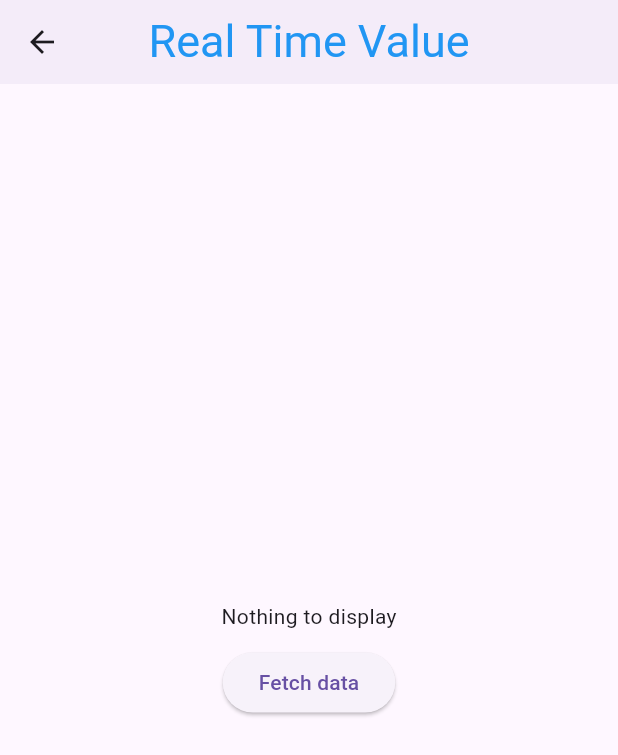
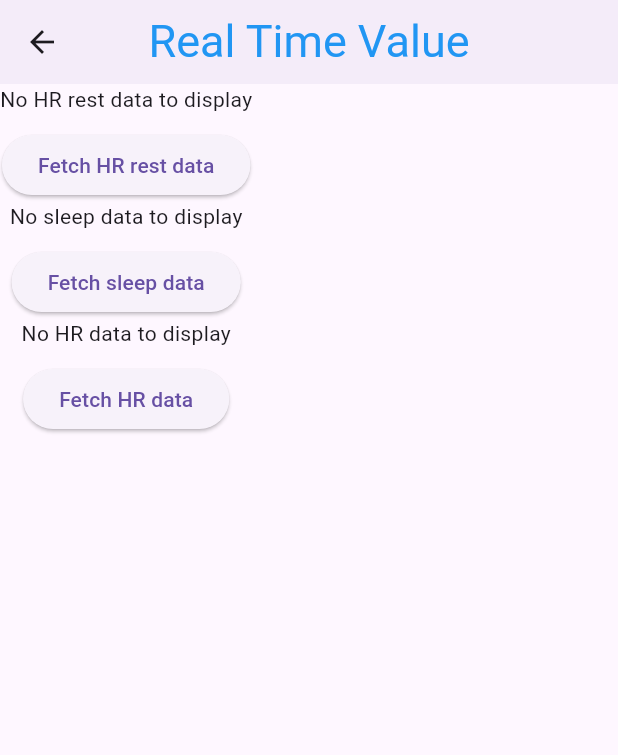
Before and after one commit to EmmaGh00/GROUP-PROJECT, a Flutter app: the Monitoring screen opened directly, on a phone screen of 412 x 824 dp. Shown: the top 755 px of the screen. Run offline on Flutter 3.47's test engine with Material 3 defaults, Android fonts, the phone set to English and light mode, and no system bars; our stand-ins replace jwt_decoder, shared_preferences, syncfusion_flutter_charts, table_calendar; accounts and stored records are empty; Roboto replaces fonts that are missing (Outfit).

Commit message:
9 giugno pome

```diff
--- /dev/null
+++ b/3 giugno/lib/models/heart_data.dart
@@ -0,0 +1,22 @@
+//import 'package:flutter/material.dart';
+//import 'dart:convert';
+
+import 'package:intl/intl.dart'; //utility fuction
+//model for sleep data from data we get from server
+
+class HeartData {
+
+  final DateTime time;
+  final int value;
+
+  HeartData({required this.time, required this.value});
+
+  HeartData.fromJson(String date, Map<String, dynamic> json) :
+      time = DateFormat('yyyy-MM-dd HH:mm:ss').parse('$date ${json["time"]}'),
+      value = int.parse(json["value"]);
+
+  @override
+  String toString() {
+    return 'HR(time: $time, value: $value)';
+  }//toString
+}//HR_rest
--- /dev/null
+++ b/3 giugno/lib/models/sleep_data.dart
@@ -0,0 +1,21 @@
+//import 'package:flutter/material.dart';
+import 'package:intl/intl.dart'; //utility fuction
+//model for sleep data from data we get from server
+
+
+class SleepData{
+  final DateTime dateOfSleep;
+  final int minutesAsleep;
+
+  SleepData({required this.dateOfSleep, required this.minutesAsleep});
+
+// saving data looking the documentation
+  SleepData.fromJson(String date, int value) :
+      dateOfSleep = DateFormat('yyyy-MM-dd').parse('$date'),
+      minutesAsleep = value;
+
+  @override //method useful to print an object
+  String toString() {
+    return 'SleepData(date: $dateOfSleep, timeOfSleep: $minutesAsleep)';
+  }//toString
+}//Steps
--- a/3 giugno/lib/provider/data_provider.dart
+++ b/3 giugno/lib/provider/data_provider.dart
@@ -1,34 +1,74 @@
 import 'package:flutter/material.dart';
+import 'package:project_test1/models/heart_data.dart';
 import 'package:project_test1/models/rest_data.dart';
+import 'package:project_test1/models/sleep_data.dart';
 import 'package:project_test1/services/impact.dart';
 
 class DataProvider extends ChangeNotifier {
 
   //This serves as database of the application
   List<Restdata> restData = [];
+  List<SleepData> sleepData = [];
+  List<HeartData> heartData= [];
 
   //Method to fetch step data from the server
   void fetchRestData(String day) async {
-
     //Get the response
     final data = await ImpactService.fetchRestData(day);
 
     //if OK parse the response adding all the elements to the list, otherwise do nothing
     if (data != null) {
-      //for (var i = 0; i < data['data']('data').length; i++) {
         restData.add(
-           Restdata.fromJson(data['data']['date'], data['data']['data']['value']));
-      //} //for
+           Restdata.fromJson(data['data']['date'], data['data']['data']['value'])
+        );
+      //remember to notify the listeners
+      notifyListeners();
+    }//if
+  }//fetchRestData
+
+
+  //Method to fetch step data from the server
+  void fetchSleepData(String day) async {
+
+    //Get the response
+    final data = await ImpactService.fetchSleepData(day);
+
+    //if OK parse the response adding all the elements to the list, otherwise do nothing
+    if (data != null) {
+        sleepData.add(
+            SleepData.fromJson(data['data']['date'], data['data']['data']['minutesAsleep'])
+        );
+      }
 
       //remember to notify the listeners
       notifyListeners();
     }//if
 
-  }//fetchRestData
+  //fetchStepData
+
+
+  //Method to fetch step data from the server
+  void fetchHeartRateData(String day) async {
+
+    //Get the response
+    final data = await ImpactService.fetchHeartRateData(day);
+
+    //if OK parse the response adding all the elements to the list, otherwise do nothing
+    if (data != null) {
+      for (var i = 0; i < data['data']['data'].length; i++) {
+        heartData.add(
+            HeartData.fromJson(data['data']['date'], data['data']['data'][i]));
+      } //for
+
+      //remember to notify the listeners
+      notifyListeners();
+    }//if
+  }//fetchStepData
 
   //Method to clear the "memory"
   void clearData() {
     restData.clear();
+    sleepData.clear();
     notifyListeners();
   }//clearData
 
--- a/3 giugno/lib/screens/monitoringPage.dart
+++ b/3 giugno/lib/screens/monitoringPage.dart
@@ -1,4 +1,6 @@
 import 'package:flutter/material.dart';
+import 'package:project_test1/widgets/plot_HR.dart';
+import 'package:project_test1/widgets/plot_Sleep.dart';
 import 'package:provider/provider.dart';
 
 import 'package:project_test1/screens/homePage.dart';
@@ -36,13 +38,15 @@ class _MonitoringPageState extends State<Monitoring> {
               => _toHomePage(context), icon: Icon(Icons.arrow_back)
           )
       ),
-      body: Center(
+      body: SingleChildScrollView(
         child: Column(
           mainAxisAlignment: MainAxisAlignment.center,
           children: [
+
+            // HR REST DATA
             Consumer<DataProvider>(builder: (context, data, child) {
               if (data.restData.length == 0){
-                return Text('Nothing to display');
+                return Text('No HR rest data to display');
               } else {
                 return RestDataPlot(restData: data.restData);
               }
@@ -52,11 +56,48 @@ class _MonitoringPageState extends State<Monitoring> {
             ),
             ElevatedButton(
               onPressed: (){
-                Provider.of<DataProvider>(context, listen: false)
-                  .fetchRestData('2023-05-15');
+                Provider.of<DataProvider>(context, listen: false).fetchRestData('2023-05-16');
               },
-              child: Text('Fetch data')
+              child: Text('Fetch HR rest data')
             ),
+
+            // SLEEP DATA
+            Consumer<DataProvider>(builder: (context, data, child) {
+              if (data.sleepData.length == 0){
+                return Text('No sleep data to display');
+              } else {
+                return SleepDataPlot(sleepData: data.sleepData);
+              }
+            }),
+            SizedBox(
+              height: 10,
+            ),
+            ElevatedButton(
+              onPressed: (){
+                Provider.of<DataProvider>(context, listen: false).fetchSleepData('2023-05-16');
+              },
+              child: Text('Fetch sleep data')
+            ),
+
+            // HR DATA
+            Consumer<DataProvider>(builder: (context, data, child) {
+              if (data.sleepData.length == 0){
+                return Text('No HR data to display');
+              } else {
+                return HRDataPlot(heartData: data.heartData);
+              }
+            }),
+            SizedBox(
+              height: 10,
+            ),
+            ElevatedButton(
+              onPressed: (){
+                Provider.of<DataProvider>(context, listen: false).fetchHeartRateData('2023-05-16');
+              },
+              child: Text('Fetch HR data')
+            ),
+
+
           ],
         )
       ),
```
Also changed, not shown: 3 giugno/lib/services/impact.dart (+66 -0 lines), 3 giugno/lib/widgets/plot_HR.dart (added, +42 -0 lines), 3 giugno/lib/widgets/plot_Sleep.dart (added, +42 -0 lines).
